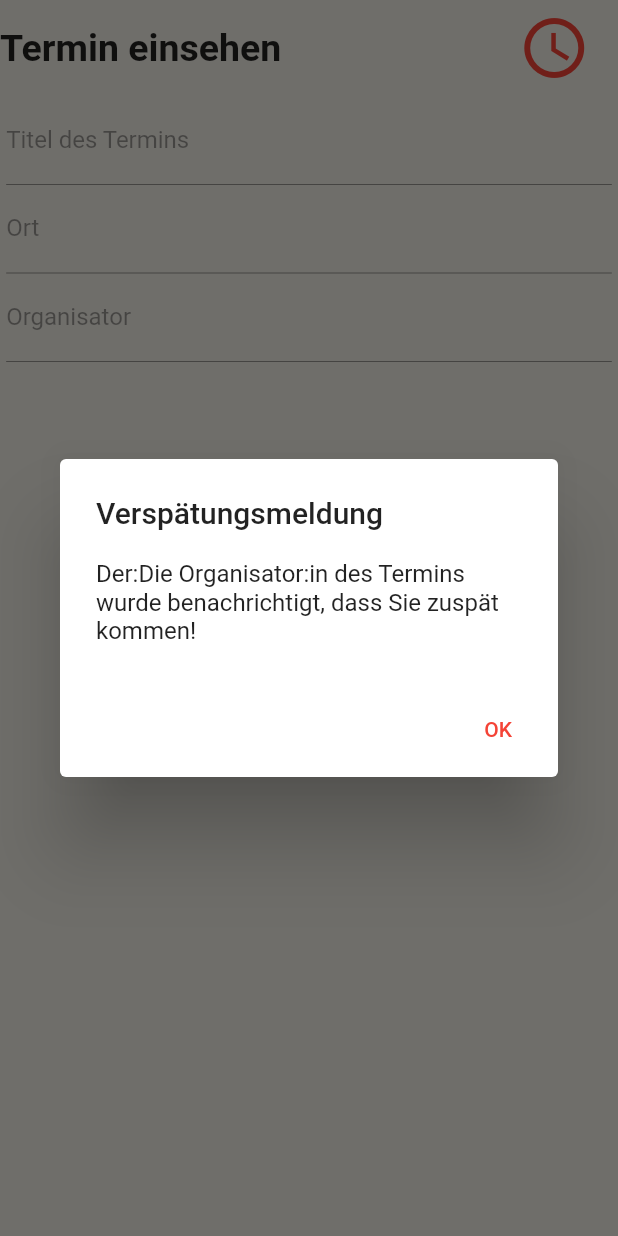
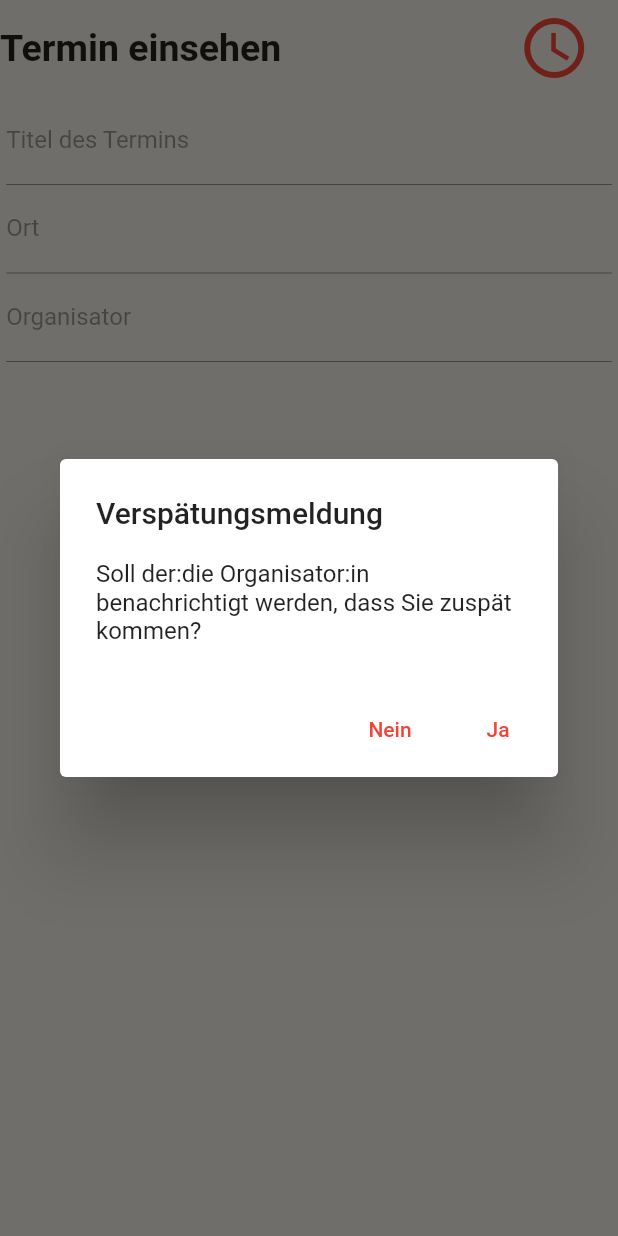
Before and after one commit to hytechat/termino-dev, a Flutter app: the TerminDetailsPage screen opened directly with empty values, after a tap on the "watch later" icon, on a phone screen of 412 x 824 dp. Run offline on Flutter 3.47's test engine with Material 2 defaults, Android fonts, the phone set to English and light mode, and no system bars; our stand-ins replace email_validator, flutter_tts, fluttertoast, image_picker, persistent_bottom_nav_bar, shared_preferences and 1 more; missing offline and left inert: syncfusion_flutter_pdfviewer, syncfusion_flutter_pdfviewer_web; accounts and stored records are empty.

Commit message:
Verspätungsmeldung UI komplett implementiert

```diff
--- a/frontend/lib/pages/pagesGeruest/views/termin_datails_page.dart
+++ b/frontend/lib/pages/pagesGeruest/views/termin_datails_page.dart
@@ -65,51 +65,14 @@ class _TerminDetailsPage extends State<TerminDetailsPage> {
                   child: IconButton(
                     icon: const Icon(Icons.watch_later_outlined,
                         color: Colors.red),
-                        iconSize: 48.0,
-                    onPressed: () => showDialog<String>(
-                      context: context,
-                      builder: (BuildContext context) => AlertDialog(
-                        title: const Text('Verspätungsmeldung'),
-                        content: const Text(
-                            'Der:Die Organisator:in des Termins wurde benachrichtigt, dass Sie zuspät kommen!'),
-                        actions: <Widget>[
-                          TextButton(
-                            onPressed: () => Navigator.pop(context, 'OK'),
-                            child: const Text('OK'),
-                          ),
-                        ],
-                      ),
-                    ),
-
+                    iconSize: 48.0,
+                    onPressed: () {
+                      showAlertDialog(context);
+                    },
                   ),
                 ),
-                /*
-                SizedBox(
-                  width: 300,
-                  child: Text(
-                    "Termin einsehen",
-                    style: TextStyle(fontSize: 25, fontWeight: FontWeight.bold),
-                  ),
-                ), */
               ],
             ),
-/*
-              IconButton(
-                icon: const Icon(Icons.watch_later_outlined, color: Colors.red),
-                onPressed: () => showDialog<String>(
-                  context: context,
-                  builder: (BuildContext context) => AlertDialog(
-                  title: const Text('Termin speichern'),
-                  content: const Text('Termin konnte leider nicht heruntergeladen werden.'),
-                  actions: <Widget>[
-                    TextButton(
-                      onPressed: () => Navigator.pop(context, 'OK'),
-                      child: const Text('OK'),
-                    ),
-                  ],
-                ),
-            )
-              ), */
             Row(
               mainAxisAlignment: MainAxisAlignment.center,
               crossAxisAlignment: CrossAxisAlignment.center,
@@ -232,12 +195,63 @@ class _TerminDetailsPage extends State<TerminDetailsPage> {
     setState(() {});
   }
 
+  showAlertDialog(BuildContext context) {
+    // set up the buttons
+    Widget cancelButton = TextButton(
+      onPressed: () {
+        Navigator.of(context, rootNavigator: true).pop();
+      },
+      child: const Text('Nein'),
+    );
+    Widget continueButton = TextButton(
+      child: const Text("Ja"),
+      onPressed: () {
+        showDialog(
+          context: context,
+          builder: (BuildContext context) {
+            // Return new AlertDialog
+            return AlertDialog(
+              title: const Text('Versendet!'),
+              content: const Text(
+                  'Es wurde eine Mitteilung an den:die Organisator:in versendet!'),
+              actions: [
+                TextButton(
+                  child: const Text('Ok'),
+                  onPressed: () {
+                    Navigator.of(context).pop(); //Schließt ersten AlertDialog
+                    Navigator.of(context).pop(); //Schließt zweiten AlertDialog
+                  },
+                ),
+              ],
+            );
+          },
+        );
+      },
+    );
+
+    // set up the AlertDialog
+    AlertDialog alert = AlertDialog(
+      title: const Text("Verspätungsmeldung"),
+      content: const Text(
+          "Soll der:die Organisator:in benachrichtigt werden, dass Sie zuspät kommen?"),
+      actions: [
+        cancelButton,
+        continueButton,
+      ],
+    );
+    // show the dialog
+    showDialog(
+      context: context,
+      builder: (BuildContext context) {
+        return alert;
+      },
+    );
+  }
+
   void navigateSecondPage(Widget editForm) {
     Route route = MaterialPageRoute(builder: (context) => editForm);
     Navigator.push(context, route).then(onGoBack);
   }
-
-  void _verspaetungsmeldung() {}
 
   Color getColor(Set<MaterialState> states) {
     const Set<MaterialState> interactiveStates = <MaterialState>{
```
